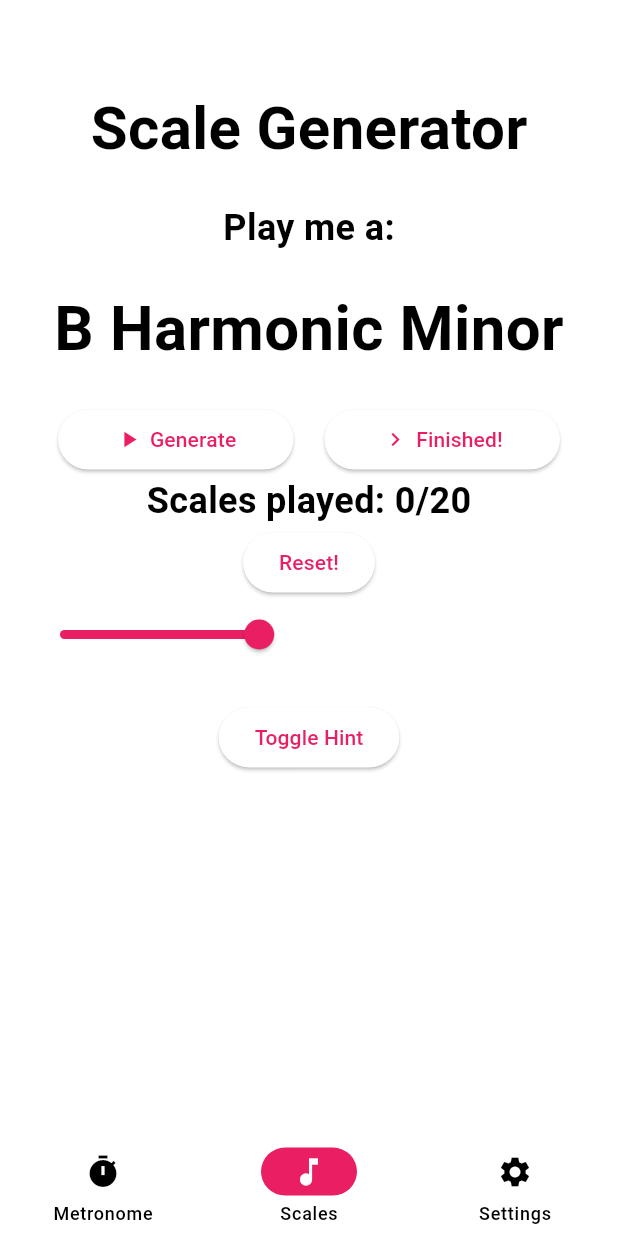
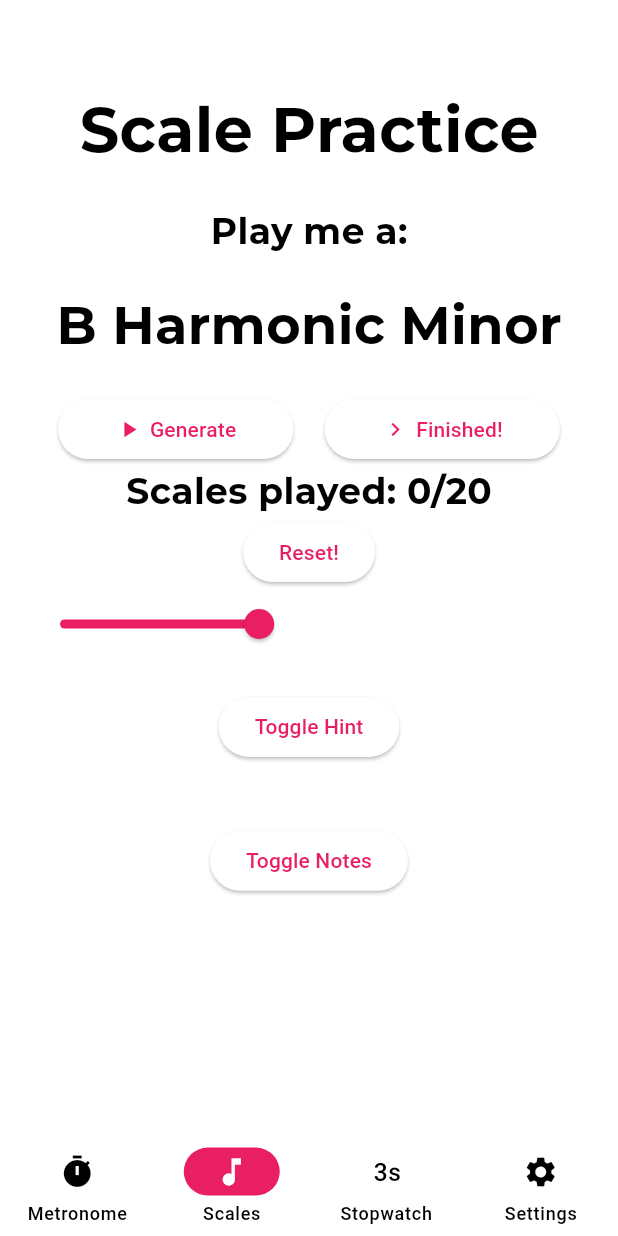
Before and after one commit to dumpydev/musicutils, a Flutter app: the screen it shows after launch, on a phone screen of 412 x 824 dp. Run offline on Flutter 3.47's test engine with Material 2 defaults, Android fonts, the phone set to English and light mode, and no system bars; our stand-ins replace google_fonts, stop_watch_timer.

Commit message:
working on stopwatch and metronome

```diff
--- a/lib/Screens/Metronome.dart
+++ b/lib/Screens/Metronome.dart
@@ -21,7 +21,7 @@ class _MetronomeState extends State<Metronome> {
         child: Column(children: [
           SizedBox(height: MediaQuery.of(context).size.height * 0.05),
           Text('Metronome',
-              style: GoogleFonts.aBeeZee(
+              style: GoogleFonts.montserrat(
                   textStyle: TextStyle(
                 fontSize: 32.0,
                 fontWeight: FontWeight.w700,
--- a/lib/Screens/Scales.dart
+++ b/lib/Screens/Scales.dart
@@ -61,49 +61,96 @@ class _ScalesState extends State<Scales> {
     });
   }
 
+  Future<void> toggleNotes() async {
+    setState(() {
+      if (shownotes) {
+        shownotes = false;
+      } else {
+        shownotes = true;
+      }
+    });
+  }
+
   bool showhint = false;
+  bool shownotes = false;
   String hint = "";
   String scalename = "";
+  String scalenotes = "";
   int scalesplayed = 0;
   int scalestodo = 20;
   List scalesplayedlist = [];
   List scalesWithHints = [
-    {'scale': 'C Major', 'hint': 'Nothing in key signature.'},
-    {'scale': 'A Harmonic Minor', 'hint': 'Raised 7th (G♯) up&down.'},
+    {
+      'scale': 'C Major',
+      'hint': 'Nothing in key signature.',
+      'notes': 'C D E F G A B C'
+    },
+    {
+      'scale': 'A Harmonic Minor',
+      'hint': 'Raised 7th (G♯) up&down.',
+      'notes': 'A B C D E F G♯ A'
+    },
     {
       'scale': 'A Melodic Minor',
-      'hint': 'Raised 6th and 7th (F♯ and G♯) up only.'
+      'hint': 'Raised 6th and 7th (F♯ and G♯) up only.',
+      'notes': 'A B C D E F♯ G♯ A'
     },
-    {'scale': 'G Major', 'hint': 'F♯ in key signature'},
+    {
+      'scale': 'G Major',
+      'hint': 'F♯ in key signature',
+      'notes': 'G A B C D E F♯ G'
+    },
     {
       'scale': 'E Harmonic Minor',
-      'hint': 'F♯ in key signature. Raised 7th (D♯) up&down.'
+      'hint': 'F♯ in key signature. Raised 7th (D♯) up&down.',
+      'notes': 'E F♯ G A B C D♯ E'
     },
     {
       'scale': 'E Melodic Minor',
-      'hint': 'F♯ in key signature. Raised 6th and 7th (C♯ and D♯) up only.'
+      'hint': 'F♯ in key signature. Raised 6th and 7th (C♯ and D♯) up only.',
+      'notes': 'E F♯ G A B C♯ D♯ E'
     },
-    {'scale': 'F Major', 'hint': 'B♭ in key signature.'},
+    {
+      'scale': 'F Major',
+      'hint': 'B♭ in key signature.',
+      'notes': 'F G A B♭ C D E F'
+    },
     {
       'scale': 'D Harmonic Minor',
-      'hint': 'B♭ in key signature. Raised 7th (C♯) up&down.'
+      'hint': 'B♭ in key signature. Raised 7th (C♯) up&down.',
+      'notes': 'D E F G A B♭ C♯ D'
     },
     {
       'scale': 'D Melodic Minor',
-      'hint': 'B♭ in key signature. Raised 6th and 7th (B♮, C♯)'
+      'hint': 'B♭ in key signature. Raised 6th and 7th (B♮, C♯)',
+      'notes': 'D E F G A B C♯ D'
     },
-    {'scale': 'D Major', 'hint': 'F♯ and C♯ in key signature.'},
+    {
+      'scale': 'D Major',
+      'hint': 'F♯ and C♯ in key signature.',
+      'notes': 'D E F♯ G A B C♯ D'
+    },
     {
       'scale': 'B Harmonic Minor',
-      'hint': 'F♯ and C♯ in key signature. Raised 7th (A♯) up&down.'
+      'hint': 'F♯ and C♯ in key signature. Raised 7th (A♯) up&down.',
+      'notes': 'B C♯ D E F♯ G A♯ B'
     },
-    {'scale': 'B♭ Major', 'hint': 'B♭ and E♭ in key signature.'},
+    {
+      'scale': 'B♭ Major',
+      'hint': 'B♭ and E♭ in key signature.',
+      'notes': 'B♭ C D♭ E F♯ G A♭ B'
+    },
     {
       'scale': 'G Harmonic Minor',
-      'hint': 'B♭ and E♭ in key signature. Raised 7th (F♯) up&down'
+      'hint': 'B♭ and E♭ in key signature. Raised 7th (F♯) up&down',
+      'notes': 'G A B♭ C D E♭ F♯ G'
     },
-    {'scale': 'Blues', 'hint': 'E♭ F♯ B♭ C♯'},
-    {'scale': 'Chromatic', 'hint': 'Nothing in key signature'},
+    {'scale': 'Blues', 'hint': 'E♭ F♯ B♭ C♯', 'notes': 'B♭ C D♭ E F♯ G A♭ B'},
+    {
+      'scale': 'Chromatic',
+      'hint': 'Nothing in key signature',
+      'notes': 'C D E F G A B C'
+    },
   ];
 
   Future<String> generateScale() async {
@@ -111,7 +158,9 @@ class _ScalesState extends State<Scales> {
     setState(() {
       scalename = scale['scale'];
       hint = scale['hint'];
+      scalenotes = scale['notes'];
     });
+    print(scale['notes']);
     return scale['scale'];
   }
 
@@ -124,15 +173,15 @@ class _ScalesState extends State<Scales> {
           alignment: Alignment.center,
           child: Column(children: [
             SizedBox(height: MediaQuery.of(context).size.height * 0.05),
-            Text('Scale Generator',
-                style: GoogleFonts.aBeeZee(
+            Text('Scale Practice',
+                style: GoogleFonts.montserrat(
                     textStyle: TextStyle(
-                  fontSize: 40.0,
+                  fontSize: MediaQuery.of(context).size.width * 0.1,
                   fontWeight: FontWeight.w700,
                 ))),
             SizedBox(height: MediaQuery.of(context).size.height * 0.025),
             Text("Play me a:",
-                style: GoogleFonts.aBeeZee(
+                style: GoogleFonts.montserrat(
                     textStyle: TextStyle(
                   fontSize: 24.0,
                   fontWeight: FontWeight.w700,
@@ -142,9 +191,9 @@ class _ScalesState extends State<Scales> {
               mainAxisAlignment: MainAxisAlignment.center,
               children: [
                 Text("$scalename",
-                    style: GoogleFonts.aBeeZee(
+                    style: GoogleFonts.montserrat(
                         textStyle: TextStyle(
-                      fontSize: MediaQuery.of(context).size.width * 0.1,
+                      fontSize: MediaQuery.of(context).size.width * 0.085,
                       fontWeight: FontWeight.w700,
                     ))),
               ],
@@ -197,7 +246,7 @@ class _ScalesState extends State<Scales> {
             ),
             Text(
               "Scales played: $scalesplayed/$scalestodo",
-              style: GoogleFonts.aBeeZee(
+              style: GoogleFonts.montserrat(
                   textStyle: TextStyle(
                 fontSize: 24.0,
                 fontWeight: FontWeight.w700,
@@ -224,15 +273,37 @@ class _ScalesState extends State<Scales> {
                   toggleHint();
                 },
                 child: Text("Toggle Hint")),
+            SizedBox(height: MediaQuery.of(context).size.height * 0.025),
             if (showhint)
               Container(
                 alignment: Alignment.center,
                 child: Text(
                   "$hint",
-                  style: GoogleFonts.aBeeZee(
+                  textAlign: TextAlign.center,
+                  style: GoogleFonts.montserrat(
                       textStyle: TextStyle(
                     fontSize: 24.0,
-                    fontWeight: FontWeight.w700,
+                    fontWeight: FontWeight.w600,
+                  )),
+                ),
+              ),
+            SizedBox(height: MediaQuery.of(context).size.height * 0.025),
+            ElevatedButton(
+                onPressed: () {
+                  toggleNotes();
+                },
+                child: Text("Toggle Notes")),
+            SizedBox(height: MediaQuery.of(context).size.height * 0.025),
+            if (shownotes)
+              Container(
+                alignment: Alignment.center,
+                child: Text(
+                  "$scalenotes",
+                  textAlign: TextAlign.center,
+                  style: GoogleFonts.montserrat(
+                      textStyle: TextStyle(
+                    fontSize: 24.0,
+                    fontWeight: FontWeight.w600,
                   )),
                 ),
               )
@@ -241,6 +312,5 @@ class _ScalesState extends State<Scales> {
       ),
       bottomNavigationBar: Navbar(index: 1),
     );
-    ;
   }
 }
--- a/lib/Screens/Settings.dart
+++ b/lib/Screens/Settings.dart
@@ -30,7 +30,7 @@ class _SettingsState extends State<Settings> {
         child: Column(children: [
           SizedBox(height: MediaQuery.of(context).size.height * 0.05),
           Text('Settings',
-              style: GoogleFonts.aBeeZee(
+              style: GoogleFonts.montserrat(
                   textStyle: TextStyle(
                 fontSize: 40.0,
                 fontWeight: FontWeight.w700,
@@ -39,7 +39,7 @@ class _SettingsState extends State<Settings> {
           Text(
             "(C) 2022 by Andrew Wang.\nAll rights reserved.",
             textAlign: TextAlign.center,
-            style: GoogleFonts.aBeeZee(
+            style: GoogleFonts.montserrat(
               textStyle: TextStyle(
                 fontSize: 16.0,
                 fontWeight: FontWeight.w700,
@@ -53,7 +53,7 @@ class _SettingsState extends State<Settings> {
               child: Text("Github"))
         ]),
       ),
-      bottomNavigationBar: Navbar(index: 2),
+      bottomNavigationBar: Navbar(index: 3),
     );
   }
 }
--- a/lib/Widgets/Navbar.dart
+++ b/lib/Widgets/Navbar.dart
@@ -18,6 +18,7 @@ class _NavbarState extends State<Navbar> {
       destinations: [
         NavigationDestination(icon: Icon(Icons.timer), label: "Metronome"),
         NavigationDestination(icon: Icon(Icons.music_note), label: "Scales"),
+        NavigationDestination(icon: Icon(Icons.timer_3), label: "Stopwatch"),
         NavigationDestination(icon: Icon(Icons.settings), label: "Settings"),
       ],
       onDestinationSelected: (int index) {
@@ -25,8 +26,10 @@ class _NavbarState extends State<Navbar> {
           Navigator.pushNamed(context, '/metronome');
         } else if (index == 1) {
           Navigator.pushNamed(context, '/');
+        } else if (index == 3) {
+          Navigator.pushNamed(context, '/settings');
         } else if (index == 2) {
-          Navigator.pushNamed(context, '/settings');
+          Navigator.pushNamed(context, '/stopwatch');
         }
       },
       selectedIndex: widget.index,
--- a/lib/main.dart
+++ b/lib/main.dart
@@ -1,6 +1,6 @@
 import 'package:flutter/material.dart';
 import 'package:musicutils/Screens/Metronome.dart';
-
+import 'Screens/Stopwatch.dart';
 import 'Screens/Scales.dart';
 import 'Screens/Settings.dart';
 
@@ -25,11 +25,12 @@ class MyApp extends StatelessWidget {
         visualDensity: VisualDensity.adaptivePlatformDensity,
         colorScheme: ColorScheme.fromSwatch(primarySwatch: Colors.pink).copyWith(secondary: Colors.pinkAccent, brightness: Brightness.dark),
       ),
-
+      debugShowCheckedModeBanner: false,
       home: Scales(),
       routes: {
         '/settings': (context) => Settings(),
         '/metronome': (context) => Metronome(),
+        '/stopwatch': (context) => SW(),
       },
     );
   }
--- a/pubspec.yaml
+++ b/pubspec.yaml
@@ -36,6 +36,7 @@ dependencies:
   cupertino_icons: ^1.0.2
   google_fonts: ^3.0.1
   url_launcher: ^6.1.5
+  stop_watch_timer: ^1.5.0
 dev_dependencies:
   flutter_test:
     sdk: flutter
```
Also changed, not shown: lib/Screens/Stopwatch.dart (added, +62 -0 lines), pubspec.lock.
